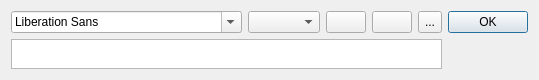
Qt form pdfedit/ui/InsertTextDlg.ui (match41/sumpdf) before a commit.
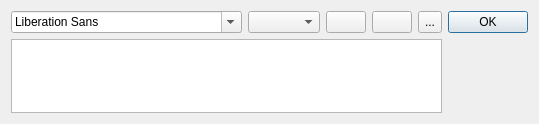
The same form after that commit. Icons and pictures are not drawn.

Commit message: added debug code to dump text position

```diff
--- a/pdfedit/ui/InsertTextDlg.ui
+++ b/pdfedit/ui/InsertTextDlg.ui
@@ -6,8 +6,8 @@
    <rect>
     <x>0</x>
     <y>0</y>
-    <width>458</width>
-    <height>80</height>
+    <width>498</width>
+    <height>124</height>
    </rect>
   </property>
   <property name="windowTitle">
```
Left out of the diff: 2 changed lines with no effect on the pictures. The commit also changes 2 other files.
